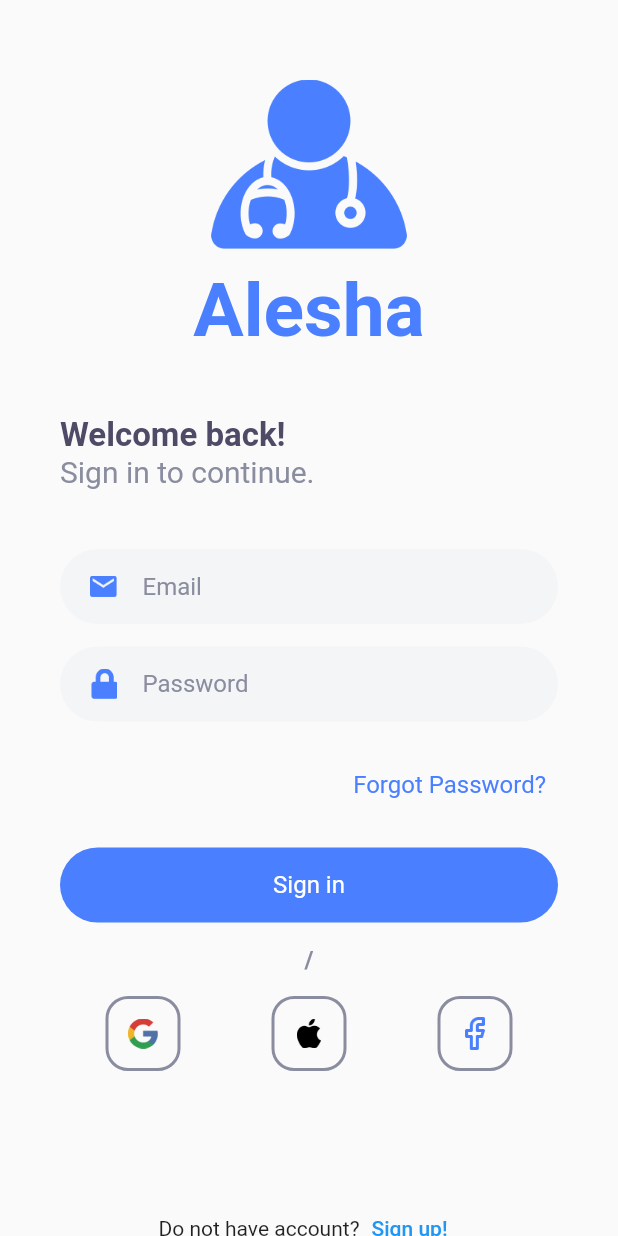
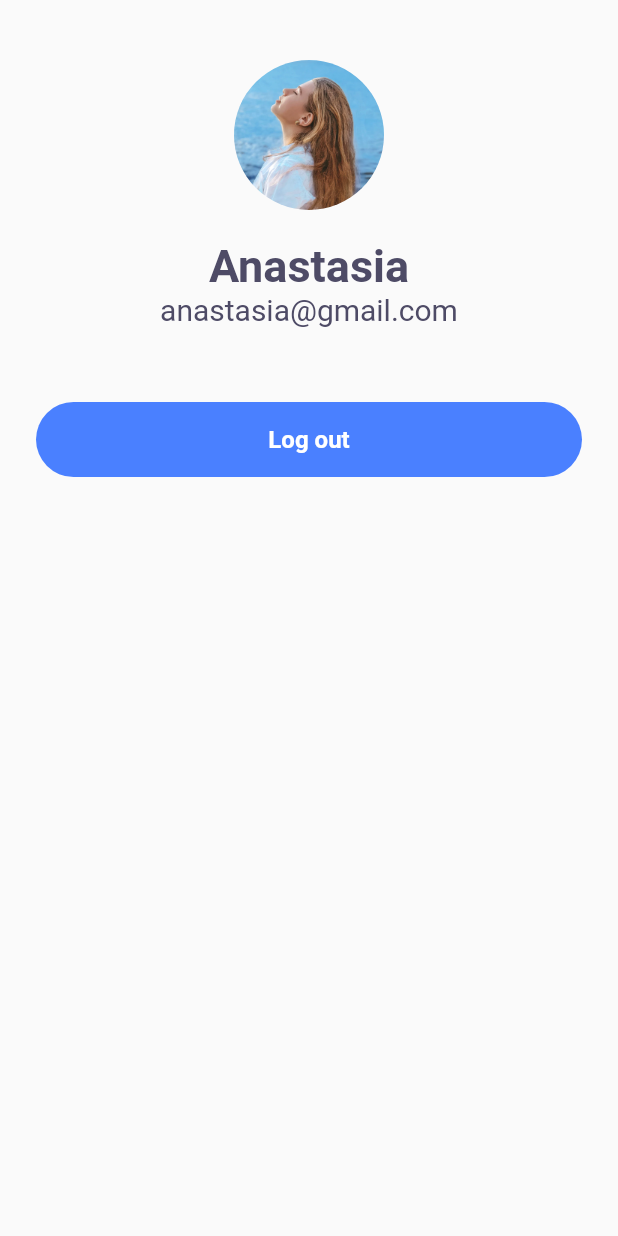
Before and after one commit to rafidmuhammad/tenang-internship-test, a Flutter app: the screen it shows after launch, on a phone screen of 412 x 824 dp. Run offline on Flutter 3.47's test engine with Material 2 defaults, Android fonts, the phone set to English and light mode, and no system bars; our stand-ins replace carousel_slider.

Commit message:
create profile page

```diff
--- a/lib/main.dart
+++ b/lib/main.dart
@@ -1,6 +1,8 @@
 import 'package:flutter/material.dart';
 import 'package:tenang_test/ui/pages/get_started_page.dart';
+import 'package:tenang_test/ui/pages/profile_page.dart';
 import 'package:tenang_test/ui/pages/sign_in_page.dart';
+import 'package:tenang_test/ui/pages/sign_up.dart';
 import 'package:tenang_test/ui/pages/splash_page.dart';
 
 void main() {
@@ -17,8 +19,10 @@ class MyApp extends StatelessWidget {
       debugShowCheckedModeBanner: false,
       title: 'Tes Tenang',
       routes: {
-        '/': (context) => const SignInPage(),
-        '/get-started': (context) => const GetStartedPage()
+        '/': (context) => const ProfilePage(),
+        '/get-started': (context) => const GetStartedPage(),
+        '/sign-in': (context) => const SignInPage(),
+        '/sign-up': (context) => const SignUpPage(),
       },
     );
   }
--- a/lib/ui/pages/get_started_page.dart
+++ b/lib/ui/pages/get_started_page.dart
@@ -302,7 +302,10 @@ class Welcome3 extends StatelessWidget {
                       textAlign: TextAlign.center,
                     ),
                     CustomButton(
-                      onPressed: () {},
+                      onPressed: () {
+                        Navigator.pushNamedAndRemoveUntil(
+                            context, '/sign-in', (route) => false);
+                      },
                       title: "Continue",
                       margin: EdgeInsets.only(
                           top:
--- /dev/null
+++ b/lib/ui/pages/profile_page.dart
@@ -0,0 +1,49 @@
+import 'package:flutter/material.dart';
+import 'package:tenang_test/theme.dart';
+import 'package:tenang_test/ui/widget/custom_button.dart';
+
+class ProfilePage extends StatelessWidget {
+  const ProfilePage({super.key});
+
+  @override
+  Widget build(BuildContext context) {
+    return Scaffold(
+      body: SafeArea(
+        child: Padding(
+          padding: const EdgeInsets.symmetric(horizontal: 24),
+          child: Center(
+            child: Column(
+              crossAxisAlignment: CrossAxisAlignment.center,
+              children: [
+                Container(
+                  margin: EdgeInsets.only(top: 40, bottom: 20),
+                  width: 100,
+                  height: 100,
+                  decoration: const BoxDecoration(
+                      shape: BoxShape.circle,
+                      image: DecorationImage(
+                          image: AssetImage("assets/image_profile.png"))),
+                ),
+                Text(
+                  "Anastasia",
+                  style: titleTextStyle.copyWith(
+                    fontSize: 30,
+                  ),
+                ),
+                Text(
+                  "anastasia@gmail.com",
+                  style: subtitleTextStyle,
+                ),
+                CustomButton(
+                  onPressed: () {},
+                  title: "Log out",
+                  margin: EdgeInsets.only(top: 50),
+                )
+              ],
+            ),
+          ),
+        ),
+      ),
+    );
+  }
+}
--- a/lib/ui/pages/sign_in_page.dart
+++ b/lib/ui/pages/sign_in_page.dart
@@ -127,12 +127,16 @@ class SignInPage extends StatelessWidget {
     );
   }
 
-  Widget footer() {
+  Widget footer(BuildContext context) {
     return Row(
       mainAxisAlignment: MainAxisAlignment.center,
       children: [
         const Text("Do not have account?"),
-        TextButton(onPressed: () {}, child: const Text("Sign up!"))
+        TextButton(
+            onPressed: () {
+              Navigator.pushNamed(context, '/sign-up');
+            },
+            child: const Text("Sign up!"))
       ],
     );
   }
@@ -161,7 +165,7 @@ class SignInPage extends StatelessWidget {
                 const SizedBox(
                   height: 81,
                 ),
-                footer(),
+                footer(context),
                 const SizedBox(
                   height: 27,
                 )
--- a/lib/ui/widget/custom_button.dart
+++ b/lib/ui/widget/custom_button.dart
@@ -28,7 +28,8 @@ class CustomButton extends StatelessWidget {
           onPressed: onPressed,
           child: Text(
             title,
-            style: body1TextStyle.copyWith(color: kWhiteColor),
+            style:
+                body1TextStyle.copyWith(color: kWhiteColor, fontWeight: bold),
           )),
     );
   }
--- a/lib/ui/widget/custom_text_field.dart
+++ b/lib/ui/widget/custom_text_field.dart
@@ -8,7 +8,7 @@ class CustomTextField extends StatelessWidget {
   final EdgeInsets margin;
   const CustomTextField(
       {super.key,
-      required this.imageUrl,
+      this.imageUrl = "",
       required this.hintText,
       this.margin = EdgeInsets.zero,
       this.isObscure = false});
@@ -24,10 +24,12 @@ class CustomTextField extends StatelessWidget {
           color: textFieldColor, borderRadius: BorderRadius.circular(25)),
       child: Row(
         children: [
-          Image.asset(
-            imageUrl,
-            width: 18,
-          ),
+          (imageUrl.isNotEmpty
+              ? Image.asset(
+                  imageUrl,
+                  width: 18,
+                )
+              : const SizedBox()),
           const SizedBox(
             width: 17,
           ),
```
Also changed, not shown: assets/image_profile.png (added).
